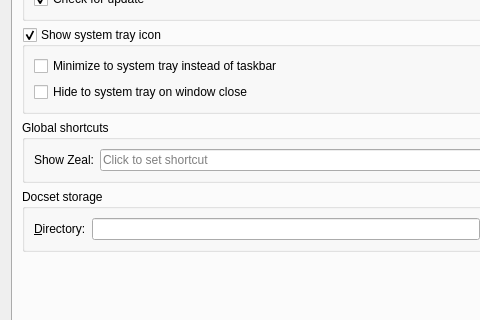
First picture: the form in src/libs/ui/settingsdialog.ui, repository zealrn/zealrn-desktop, before the edit; both pictures show x 0 to 480 and y 112 to 432 of the 600 by 700 pixel window.
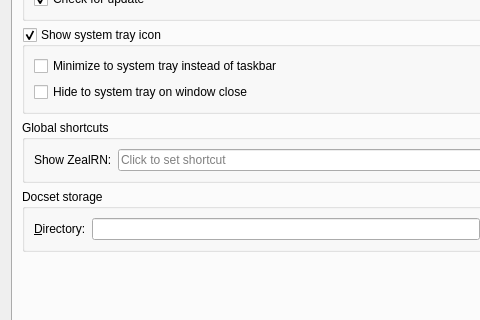
Second picture: the form after the edit. Custom widgets are drawn as their Qt base class.

The edit to the form file:
```diff
--- a/src/libs/ui/settingsdialog.ui
+++ b/src/libs/ui/settingsdialog.ui
@@ -91,7 +91,7 @@
           <item row="0" column="0">
            <widget class="QLabel" name="label_9">
             <property name="text">
-             <string>Show Zeal:</string>
+             <string>Show ZealRN:</string>
             </property>
            </widget>
           </item>
```
